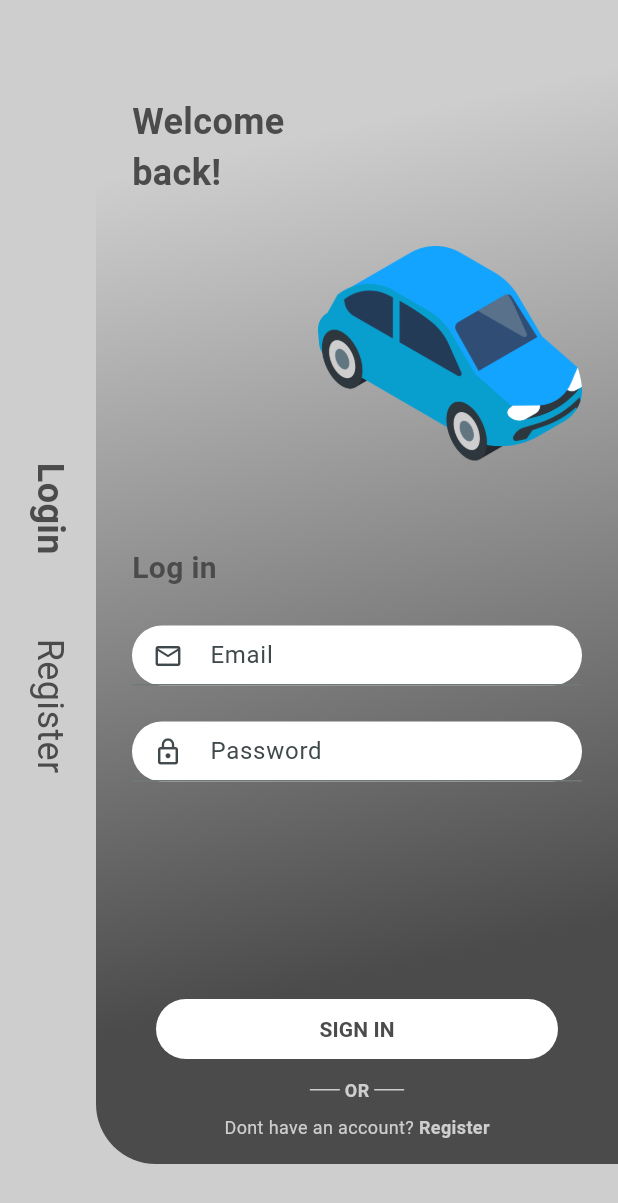
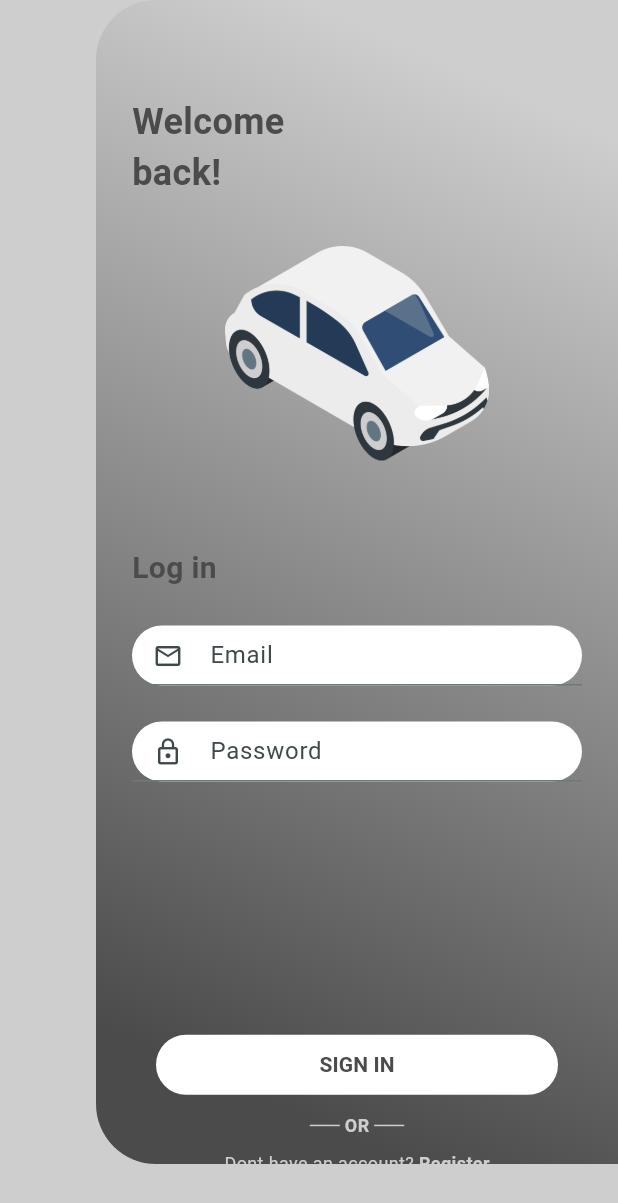
Before and after one commit to RicardoRB09/Flutter-Indrive-Clone, a Flutter app: the screen it shows after launch, on a phone screen of 412 x 824 dp. Shown: the top 1203 px of the screen. Run offline on Flutter 3.47's test engine with Material 3 defaults, Android fonts, the phone set to English and light mode, and no system bars.

Commit message:
login page updated, register page created, routing implemented

```diff
--- a/lib/main.dart
+++ b/lib/main.dart
@@ -1,5 +1,6 @@
 import 'package:flutter/material.dart';
 import 'package:indriver_clone/presentation/pages/auth/login/login_page.dart';
+import 'package:indriver_clone/presentation/pages/auth/register/register_page.dart';
 
 void main() {
   runApp(const MyApp());
@@ -17,7 +18,11 @@ class MyApp extends StatelessWidget {
         colorScheme: ColorScheme.fromSeed(seedColor: Colors.grey),
         useMaterial3: true,
       ),
-      home: const LoginPage(),
+      initialRoute: 'login',
+      routes: {
+        'login': (context) => const LoginPage(),
+        'register': (context) => const RegisterPage(),
+      },
     );
   }
 }
--- a/lib/presentation/pages/auth/login/login_content.dart
+++ b/lib/presentation/pages/auth/login/login_content.dart
@@ -17,7 +17,18 @@ class LoginContent extends StatelessWidget {
         Container(
           width: screenWidth,
           height: screenHeight,
-          color: const Color(0XFFCECECE),
+          // color: const Color(0XFFCECECE),
+          decoration: BoxDecoration(
+            gradient: LinearGradient(
+              begin: Alignment.center,
+              end: Alignment.center,
+              // stops: const [0.2, 0.9],
+              colors: [
+                darkGrey,
+                lightGrey,
+              ],
+            ),
+          ),
           padding: const EdgeInsets.only(left: 16),
           child: Column(
             crossAxisAlignment: CrossAxisAlignment.start,
@@ -25,7 +36,7 @@ class LoginContent extends StatelessWidget {
             children: [
               _textLoginRotated(),
               const SizedBox(height: 56),
-              _textRegisterRotated(),
+              _textRegisterRotated(context),
             ],
           ),
         ),
@@ -34,9 +45,9 @@ class LoginContent extends StatelessWidget {
           decoration: BoxDecoration(
             // color: darkGrey,
             gradient: LinearGradient(
-              begin: Alignment.bottomRight,
-              end: Alignment.topCenter,
-              stops: const [0.2, 0.9],
+              begin: Alignment.bottomLeft,
+              end: Alignment.topRight,
+              stops: const [0.1, 0.9],
               colors: [
                 darkGrey,
                 lightGrey,
@@ -49,6 +60,7 @@ class LoginContent extends StatelessWidget {
           ),
           child: Container(
             margin: const EdgeInsets.only(left: 24, right: 24, top: 64),
+            child: SingleChildScrollView(
               child: Column(
                 crossAxisAlignment: CrossAxisAlignment.start,
                 children: [
@@ -68,14 +80,18 @@ class LoginContent extends StatelessWidget {
                     text: 'Password',
                     icon: Icons.lock_outline,
                   ),
-                const Spacer(),
+                  // const Spacer(),
+                  SizedBox(
+                    height: screenHeight * 0.2,
+                  ),
                   const CustomButton(text: 'SIGN IN'),
                   const SizedBox(height: 8),
                   _textOr(),
                   const SizedBox(height: 8),
-                _textDontHaveAccount(),
+                  _textDontHaveAccount(context),
                   const SizedBox(height: 16),
                 ],
+              ),
             ),
           ),
         ),
@@ -83,23 +99,28 @@ class LoginContent extends StatelessWidget {
     );
   }
 
-  Widget _textDontHaveAccount() {
-    return const Row(
+  Widget _textDontHaveAccount(BuildContext context) {
+    return Row(
       mainAxisAlignment: MainAxisAlignment.center,
       children: [
-        Text(
+        const Text(
           'Dont have an account? ',
           style: TextStyle(
             fontSize: 12,
             color: Color(0XFFCECECE),
           ),
         ),
-        Text(
+        GestureDetector(
+          onTap: () {
+            Navigator.pushNamed(context, 'register');
+          },
+          child: const Text(
             'Register',
             style: TextStyle(
               fontSize: 12,
               fontWeight: FontWeight.bold,
               color: Color(0XFFCECECE),
+            ),
           ),
         ),
       ],
@@ -144,11 +165,11 @@ class LoginContent extends StatelessWidget {
   }
 
   Widget _imageCar() {
-    return Container(
-      alignment: Alignment.centerRight,
+    return SizedBox(
+      // alignment: Alignment.centerRight,
       width: double.infinity,
       height: 176,
-      child: Image.asset('assets/img/car.png'),
+      child: Image.asset('assets/img/car_white.png'),
     );
   }
 
@@ -169,7 +190,8 @@ class LoginContent extends StatelessWidget {
       child: Text(
         'Login',
         style: TextStyle(
-          color: Color(0xFF4B4B4B),
+          // color: Color(0xFF4B4B4B),
+          color: Color(0XFFCECECE),
           fontSize: 24,
           fontWeight: FontWeight.bold,
         ),
@@ -177,15 +199,21 @@ class LoginContent extends StatelessWidget {
     );
   }
 
-  Widget _textRegisterRotated() {
-    return const RotatedBox(
+  Widget _textRegisterRotated(BuildContext context) {
+    return GestureDetector(
+      onTap: () {
+        Navigator.pushNamed(context, 'register');
+      },
+      child: const RotatedBox(
         quarterTurns: 1,
         child: Text(
           'Register',
           style: TextStyle(
-          color: Color(0xFF4B4B4B),
+            // color: Color(0xFF4B4B4B),
+            color: const Color(0XFFCECECE),
             fontSize: 24,
             // fontWeight: FontWeight.bold,
+          ),
         ),
       ),
     );
--- a/lib/presentation/widgets/custom_text_field.dart
+++ b/lib/presentation/widgets/custom_text_field.dart
@@ -1,18 +1,26 @@
 import 'package:flutter/material.dart';
 
 class CustomTextField extends StatelessWidget {
-  const CustomTextField({super.key, required this.text, required this.icon});
+  const CustomTextField(
+      {super.key,
+      required this.text,
+      required this.icon,
+      this.margin = EdgeInsets.zero});
 
   final String text;
   final IconData icon;
+  final EdgeInsetsGeometry margin;
 
   @override
   Widget build(BuildContext context) {
     return Container(
       height: 40,
+      margin: margin,
       decoration: const BoxDecoration(
         color: Colors.white,
-        borderRadius: BorderRadius.all(Radius.circular(32)),
+        borderRadius: BorderRadius.all(
+          Radius.circular(32),
+        ),
       ),
       child: TextFormField(
         decoration: InputDecoration(
```
Also changed, not shown: lib/presentation/pages/auth/register/register_content.dart (added, +249 -0 lines), lib/presentation/pages/auth/register/register_page.dart (added, +18 -0 lines), lib/presentation/widgets/custom_text_field_outline.dart (added, +54 -0 lines). Lines whose indentation alone changed are shown as unchanged.
